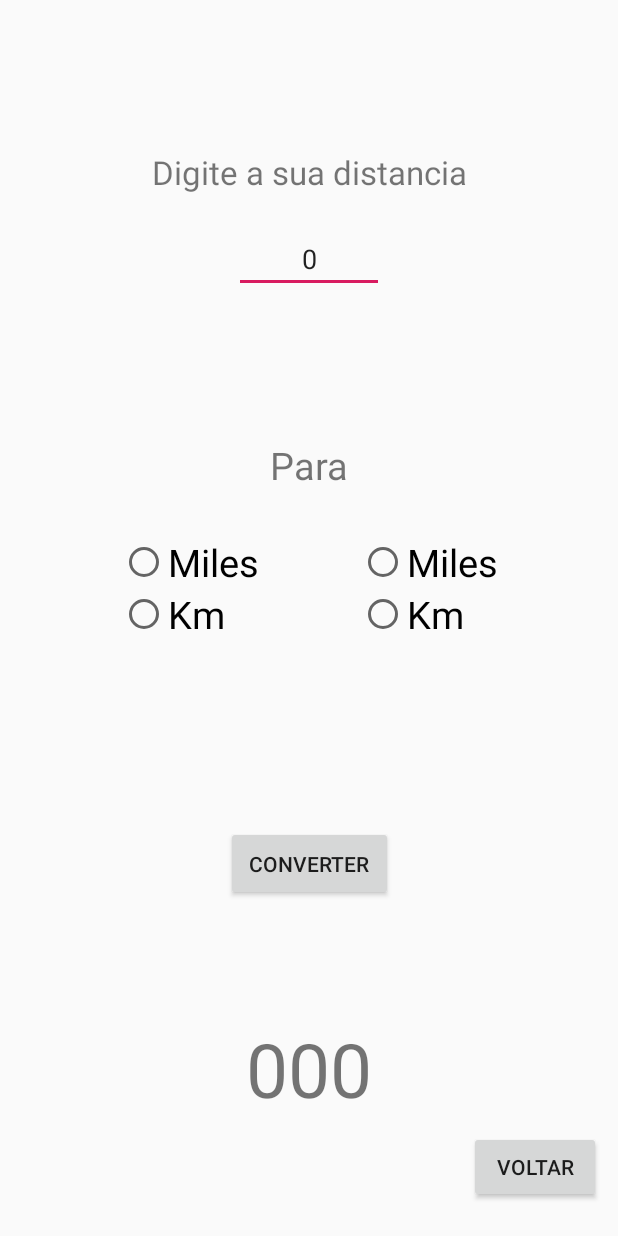
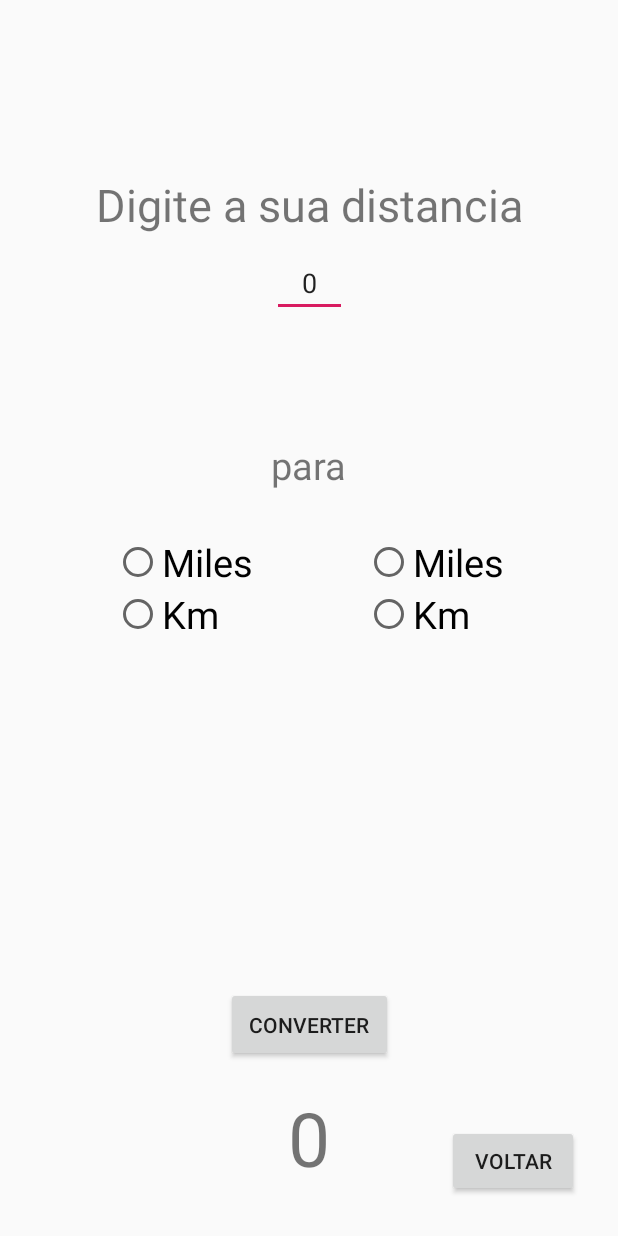
Before and after one commit to HenriqueFQuick/Projeto-AndroidStudio----Conversao, an Android app: the Distancia screen opened directly, with no data from a screen before it, after a tap on "CONVERTER", on a phone screen of 412 x 824 dp. Run offline under Robolectric (Android 15) with nearby library versions, the phone set to English and light mode, and no system bars.

Commit message:
Alteracao nos layouts

```diff
--- a/app/src/main/java/com/example/conversao_temperaturas/Altura.kt
+++ b/app/src/main/java/com/example/conversao_temperaturas/Altura.kt
@@ -88,8 +88,8 @@ class Altura : AppCompatActivity(), View.OnClickListener {
                 //Se nao foi selecionada nenhuma opcao no RadioGroup
                 if(v?.id == R.id.btn_Converter_Altura) {
                     Toast.makeText(this, "Selecione uma opcao", Toast.LENGTH_LONG).show()
-                    "000"
-                }else "000"
+                    "0"
+                }else "0"
             }
         }
 
--- a/app/src/main/java/com/example/conversao_temperaturas/Distancia.kt
+++ b/app/src/main/java/com/example/conversao_temperaturas/Distancia.kt
@@ -90,8 +90,8 @@ class Distancia : AppCompatActivity(), View.OnClickListener {
                 //Se nao foi selecionada nenhuma opcao no RadioGroup
                 if(v?.id == R.id.btn_Converter_Distancia) {
                     Toast.makeText(this, "Selecione uma opcao", Toast.LENGTH_LONG).show()
-                    "000"
-                }else "000"
+                    "0"
+                }else "0"
             }
         }
 
--- a/app/src/main/java/com/example/conversao_temperaturas/Generico.kt
+++ b/app/src/main/java/com/example/conversao_temperaturas/Generico.kt
@@ -187,8 +187,8 @@ class Generico : AppCompatActivity(), View.OnClickListener {
                 //Se nao foi selecionada nenhuma opcao no RadioGroup
                 if(v?.id == R.id.btn_Converter_Generico) {
                     Toast.makeText(this, "Selecione uma opcao", Toast.LENGTH_LONG).show()
-                    "000"
-                }else "000"
+                    "0"
+                }else "0"
             }
         }
 
--- a/app/src/main/java/com/example/conversao_temperaturas/Peso.kt
+++ b/app/src/main/java/com/example/conversao_temperaturas/Peso.kt
@@ -107,8 +107,8 @@ class Peso : AppCompatActivity(), View.OnClickListener {
                 //Se nao foi selecionada nenhuma opcao no RadioGroup1
                 if(v?.id == R.id.btn_Converter_Peso) {
                     Toast.makeText(this, "Selecione uma opcao", Toast.LENGTH_LONG).show()
-                    "000"
-                }else "000"
+                    "0"
+                }else "0"
             }
         }
 
--- a/app/src/main/java/com/example/conversao_temperaturas/Temperatura.kt
+++ b/app/src/main/java/com/example/conversao_temperaturas/Temperatura.kt
@@ -144,8 +144,8 @@ class Temperatura : AppCompatActivity(), View.OnClickListener {
                 //Se nao foi selecionada nenhuma opcao no RadioGroup
                 if(v?.id == R.id.btn_Converter_Temperatura) {
                     Toast.makeText(this, "Selecione uma opcao", Toast.LENGTH_LONG).show()
-                    "000"
-                }else "000"
+                    "0"
+                }else "0"
             }
         }
 
--- a/app/src/main/res/layout/activity_distancia.xml
+++ b/app/src/main/res/layout/activity_distancia.xml
@@ -5,7 +5,8 @@
         xmlns:app="http://schemas.android.com/apk/res-auto"
         android:layout_width="match_parent"
         android:layout_height="match_parent"
-        tools:context=".Distancia">
+        tools:context=".Distancia"
+        android:layout_margin="16dp">
 
     <TextView android:layout_width="match_parent"
               android:layout_height="wrap_content"
@@ -15,10 +16,10 @@
               android:layout_marginTop="100dp"
               android:text="Digite a sua distancia"
               android:textAlignment="center"
-              android:textSize="22sp"/>
+              android:textSize="30sp"/>
 
     <EditText android:id="@+id/edt_Distancia"
-              android:layout_width="100dp"
+              android:layout_width="50dp"
               android:layout_height="wrap_content"
               android:text="0"
               app:layout_constraintLeft_toLeftOf="parent"
@@ -35,7 +36,7 @@
               app:layout_constraintLeft_toRightOf="@id/radioGroup_Distancia1"
               app:layout_constraintRight_toLeftOf="@+id/radioGroup_Distancia2"
               android:layout_marginBottom="400dp"
-              android:text="Para"
+              android:text="para"
               android:textSize="25sp"/>
 
     <RadioGroup
@@ -44,7 +45,7 @@
             app:layout_constraintStart_toStartOf="parent"
             app:layout_constraintTop_toTopOf="parent"
             app:layout_constraintBottom_toBottomOf="parent"
-            android:layout_marginLeft="80dp"
+            android:layout_marginLeft="60dp"
             android:layout_marginBottom="40dp"
             android:id="@+id/radioGroup_Distancia1">
 
@@ -71,7 +72,7 @@
             app:layout_constraintEnd_toEndOf="parent"
             app:layout_constraintTop_toTopOf="parent"
             app:layout_constraintBottom_toBottomOf="parent"
-            android:layout_marginRight="80dp"
+            android:layout_marginRight="60dp"
             android:layout_marginBottom="40dp"
             android:id="@+id/radioGroup_Distancia2">
 
@@ -98,10 +99,9 @@
             app:layout_constraintLeft_toLeftOf="parent"
             app:layout_constraintRight_toRightOf="parent"
             app:layout_constraintBottom_toBottomOf="parent"
-            app:layout_constraintTop_toBottomOf="@id/radioGroup_Distancia2"
+            android:layout_marginBottom="100dp"
             android:text="Converter"
-            android:padding="15dp"
-            android:layout_marginBottom="100dp"/>
+            android:padding="15dp"/>
 
     <TextView android:id="@+id/txt_Resultado_Distancia"
               android:layout_width="wrap_content"
@@ -110,21 +110,17 @@
               app:layout_constraintBottom_toBottomOf="parent"
               app:layout_constraintLeft_toLeftOf="parent"
               app:layout_constraintRight_toRightOf="parent"
-              android:hint="0.0"
+              android:hint="0"
               android:textSize="50sp"
               android:textAlignment="center"/>
 
     <Button android:id="@+id/btn_voltar_Distancia_Main"
             android:layout_width="wrap_content"
             android:layout_height="wrap_content"
-            app:layout_constraintLeft_toRightOf="@id/txt_Resultado_Distancia"
-            app:layout_constraintTop_toBottomOf="@id/radioGroup_Distancia2"
             app:layout_constraintRight_toRightOf="parent"
             app:layout_constraintBottom_toBottomOf="parent"
-            android:layout_marginTop="150dp"
-            android:layout_marginLeft="30dp"
-            app:layout_constraintHorizontal_bias="0.758"
-            app:layout_constraintVertical_bias="0.888"
+            android:layout_marginBottom="10dp"
+            android:layout_marginRight="10dp"
             android:text="Voltar"/>
 
 </android.support.constraint.ConstraintLayout>
```
Also changed, not shown: app/src/main/res/layout/activity_altura.xml (+8 -12 lines), app/src/main/res/layout/activity_generico.xml (+7 -11 lines), app/src/main/res/layout/activity_peso.xml (+8 -12 lines), app/src/main/res/layout/activity_temperatura.xml (+6 -10 lines).
